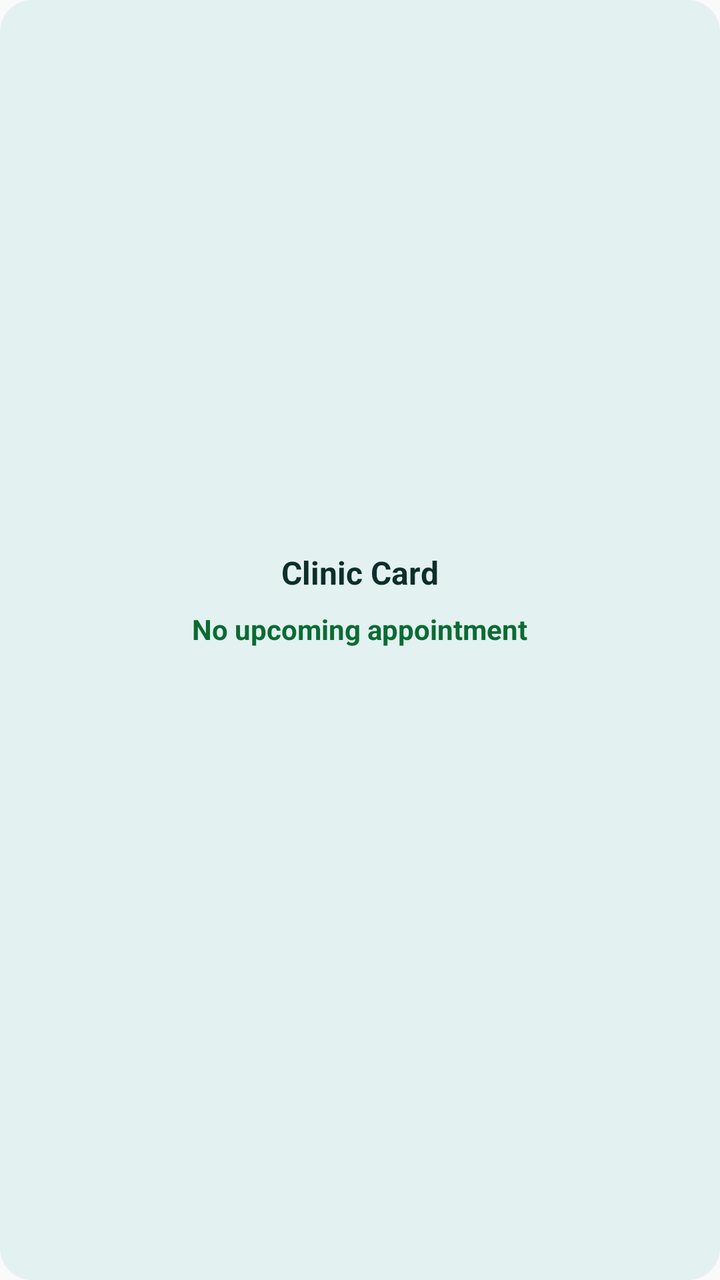
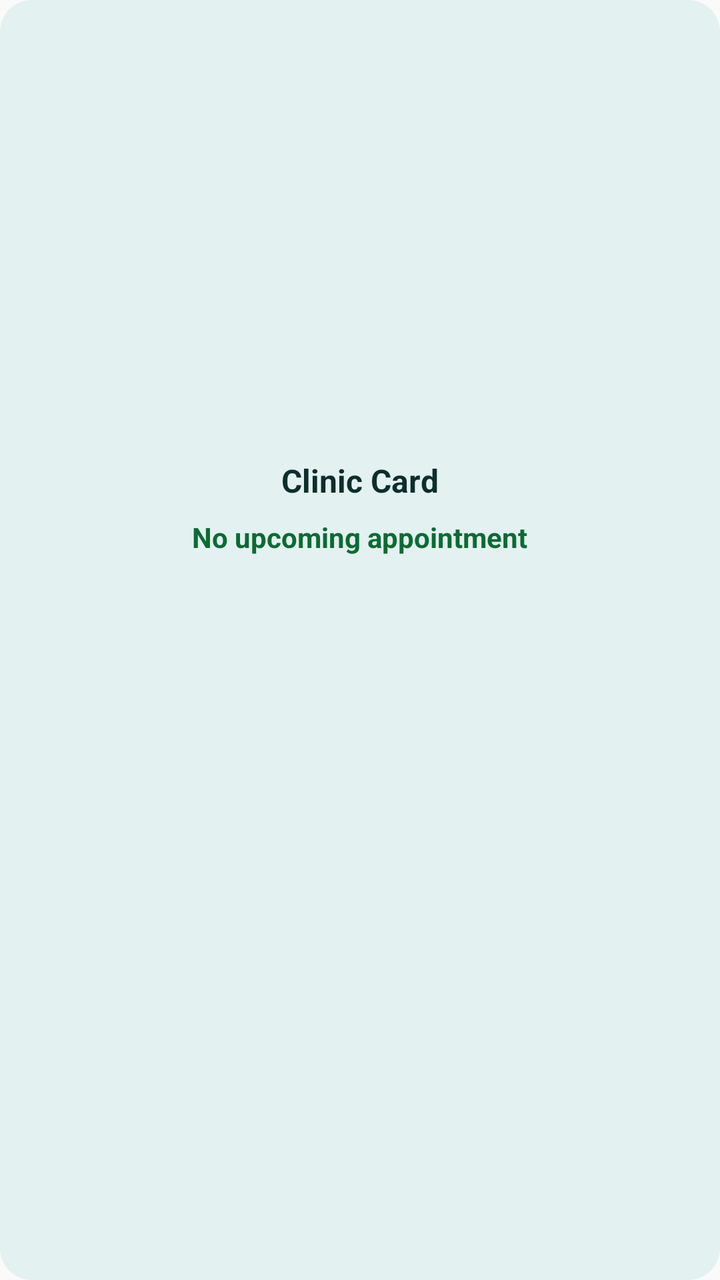

Before-and-after screenshots of an Android layout around one commit, followed by the original layout XML and the change that was made.
<!-- AndroidManifest.xml: application theme AppTheme -->
<!-- res/layout/clinic_card_widget.xml -->
<?xml version="1.0" encoding="utf-8"?>
<LinearLayout xmlns:android="http://schemas.android.com/apk/res/android"
    android:id="@+id/widget_root"
    android:layout_width="match_parent"
    android:layout_height="match_parent"
    android:orientation="vertical"
    android:padding="16dp"
    android:background="@drawable/widget_background"
    android:gravity="center">

    <TextView
        android:id="@+id/widget_clinic_title"
        android:layout_width="wrap_content"
        android:layout_height="wrap_content"
        android:text="Clinic Card"
        android:textSize="16sp"
        android:textColor="@color/widget_text_primary"
        android:textStyle="bold" />

    <TextView
        android:id="@+id/widget_clinic_date"
        android:layout_width="wrap_content"
        android:layout_height="wrap_content"
        android:layout_marginTop="8dp"
        android:text="No upcoming appointment"
        android:textSize="14sp"
        android:textColor="@color/widget_good"
        android:textStyle="bold" />

    <TextView
        android:id="@+id/widget_clinic_location"
        android:layout_width="wrap_content"
        android:layout_height="wrap_content"
        android:layout_marginTop="4dp"
        android:text=""
        android:textSize="12sp"
        android:textColor="@color/widget_accent"
        android:textStyle="bold" />

    <TextView
        android:id="@+id/widget_clinic_tests"
        android:layout_width="wrap_content"
        android:layout_height="wrap_content"
        android:layout_marginTop="4dp"
        android:text=""
        android:textSize="12sp"
        android:textColor="@color/widget_text_muted" />

    <LinearLayout
        android:id="@+id/widget_clinic_sensitive_row"
        android:layout_width="match_parent"
        android:layout_height="wrap_content"
        android:layout_marginTop="12dp"
        android:orientation="vertical"
        android:paddingTop="12dp"
        android:visibility="gone"
        android:gravity="center">

        <View
            android:layout_width="match_parent"
            android:layout_height="1dp"
            android:background="@color/widget_surface_alt" />

        <TextView
            android:id="@+id/widget_clinic_doctype"
            android:layout_width="wrap_content"
            android:layout_height="wrap_content"
            android:layout_marginTop="8dp"
            android:text="••••• tap to reveal"
            android:textSize="12sp"
            android:textColor="@color/widget_text_muted" />

        <TextView
            android:id="@+id/widget_clinic_clinic_num"
            android:layout_width="wrap_content"
            android:layout_height="wrap_content"
            android:layout_marginTop="4dp"
            android:text="••••• tap to reveal"
            android:textSize="12sp"
            android:textColor="@color/widget_text_muted" />

        <TextView
            android:id="@+id/widget_clinic_nhs_num"
            android:layout_width="wrap_content"
            android:layout_height="wrap_content"
            android:layout_marginTop="4dp"
            android:text="••••• tap to reveal"
            android:textSize="12sp"
            android:textColor="@color/widget_text_muted" />

        <TextView
            android:id="@+id/widget_clinic_reveal"
            android:layout_width="wrap_content"
            android:layout_height="wrap_content"
            android:layout_marginTop="8dp"
            android:text="Tap to reveal sensitive info"
            android:textSize="11sp"
            android:textColor="@color/widget_accent"
            android:textStyle="bold" />
    </LinearLayout>
</LinearLayout>
<!-- resources referenced by this layout -->
<resources>
  <color name="widget_accent">#00696B</color>
  <color name="widget_good">#0B6B33</color>
  <color name="widget_surface_alt">#FFFFFF</color>
  <color name="widget_text_muted">#4C6664</color>
  <color name="widget_text_primary">#0C2E2D</color>
  <!-- drawable widget_background (drawable) -->
  <?xml version="1.0" encoding="utf-8"?>
  <shape xmlns:android="http://schemas.android.com/apk/res/android"
      android:shape="rectangle">
      <solid android:color="@color/widget_bg" />
      <corners android:radius="16dp" />
  </shape>
  <style name="AppTheme" parent="Theme.AppCompat.Light.DarkActionBar">
          
          <item name="colorPrimary">@color/colorPrimary</item>
          <item name="colorPrimaryDark">@color/colorPrimaryDark</item>
          <item name="colorAccent">@color/colorAccent</item>
          <item name="android:statusBarColor">@android:color/transparent</item>
          <item name="android:navigationBarColor">@android:color/transparent</item>
      </style>
  <color name="widget_bg">#E3F1F0</color>
</resources>

<!-- the commit's change to res/layout/clinic_card_widget.xml (unified diff, before → after) -->
@@ -46,56 +46,40 @@
         android:textSize="12sp"
         android:textColor="@color/widget_text_muted" />
 
-    <LinearLayout
-        android:id="@+id/widget_clinic_sensitive_row"
-        android:layout_width="match_parent"
+    <TextView
+        android:id="@+id/widget_clinic_doctype"
+        android:layout_width="wrap_content"
         android:layout_height="wrap_content"
         android:layout_marginTop="12dp"
-        android:orientation="vertical"
-        android:paddingTop="12dp"
-        android:visibility="gone"
-        android:gravity="center">
+        android:text=""
+        android:textSize="12sp"
+        android:textColor="@color/widget_text_muted" />
 
-        <View
-            android:layout_width="match_parent"
-            android:layout_height="1dp"
-            android:background="@color/widget_surface_alt" />
+    <TextView
+        android:id="@+id/widget_clinic_clinic_num"
+        android:layout_width="wrap_content"
+        android:layout_height="wrap_content"
+        android:layout_marginTop="4dp"
+        android:text=""
+        android:textSize="12sp"
+        android:textColor="@color/widget_text_muted" />
 
-        <TextView
-            android:id="@+id/widget_clinic_doctype"
-            android:layout_width="wrap_content"
-            android:layout_height="wrap_content"
-            android:layout_marginTop="8dp"
-            android:text="••••• tap to reveal"
-            android:textSize="12sp"
-            android:textColor="@color/widget_text_muted" />
+    <TextView
+        android:id="@+id/widget_clinic_nhs_num"
+        android:layout_width="wrap_content"
+        android:layout_height="wrap_content"
+        android:layout_marginTop="4dp"
+        android:text=""
+        android:textSize="12sp"
+        android:textColor="@color/widget_text_muted" />
 
-        <TextView
-            android:id="@+id/widget_clinic_clinic_num"
-            android:layout_width="wrap_content"
-            android:layout_height="wrap_content"
-            android:layout_marginTop="4dp"
-            android:text="••••• tap to reveal"
-            android:textSize="12sp"
-            android:textColor="@color/widget_text_muted" />
-
-        <TextView
-            android:id="@+id/widget_clinic_nhs_num"
-            android:layout_width="wrap_content"
-            android:layout_height="wrap_content"
-            android:layout_marginTop="4dp"
-            android:text="••••• tap to reveal"
-            android:textSize="12sp"
-            android:textColor="@color/widget_text_muted" />
-
-        <TextView
-            android:id="@+id/widget_clinic_reveal"
-            android:layout_width="wrap_content"
-            android:layout_height="wrap_content"
-            android:layout_marginTop="8dp"
-            android:text="Tap to reveal sensitive info"
-            android:textSize="11sp"
-            android:textColor="@color/widget_accent"
-            android:textStyle="bold" />
-    </LinearLayout>
+    <TextView
+        android:id="@+id/widget_clinic_reveal"
+        android:layout_width="wrap_content"
+        android:layout_height="wrap_content"
+        android:layout_marginTop="8dp"
+        android:text=""
+        android:textSize="11sp"
+        android:textColor="@color/widget_accent"
+        android:textStyle="bold" />
 </LinearLayout>
<!-- resource entries referenced after the edit -->
@@ -2,7 +2,6 @@
 <resources>
   <color name="widget_accent">#00696B</color>
   <color name="widget_good">#0B6B33</color>
-  <color name="widget_surface_alt">#FFFFFF</color>
   <color name="widget_text_muted">#4C6664</color>
   <color name="widget_text_primary">#0C2E2D</color>
   <!-- drawable widget_background (drawable) -->
